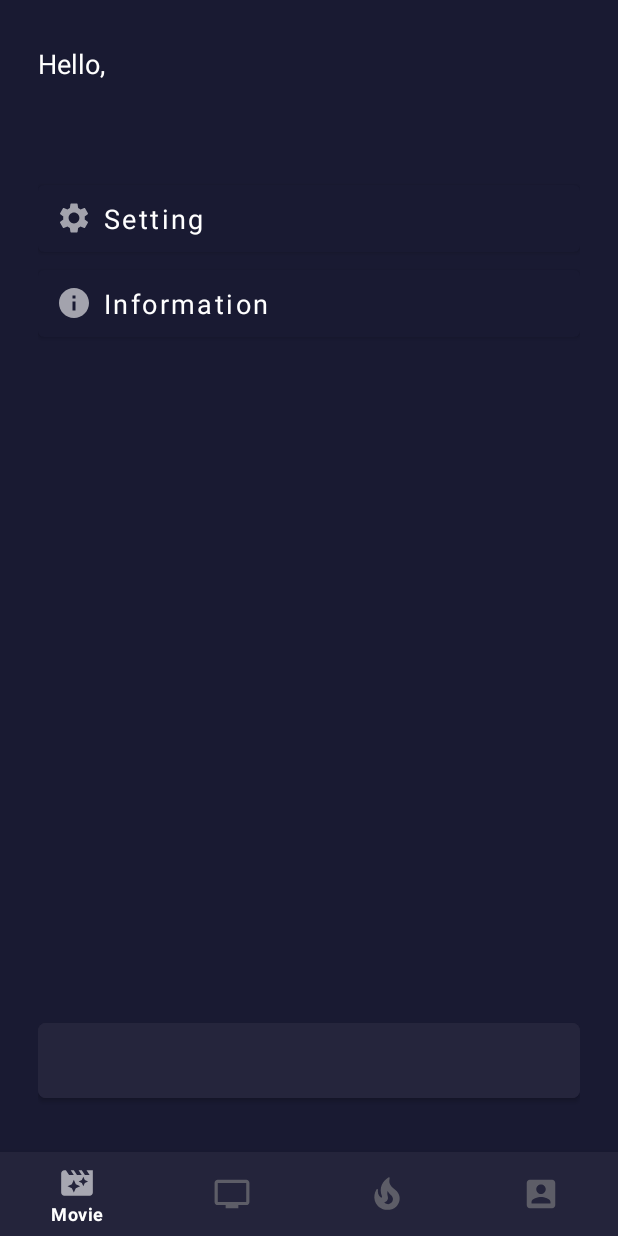
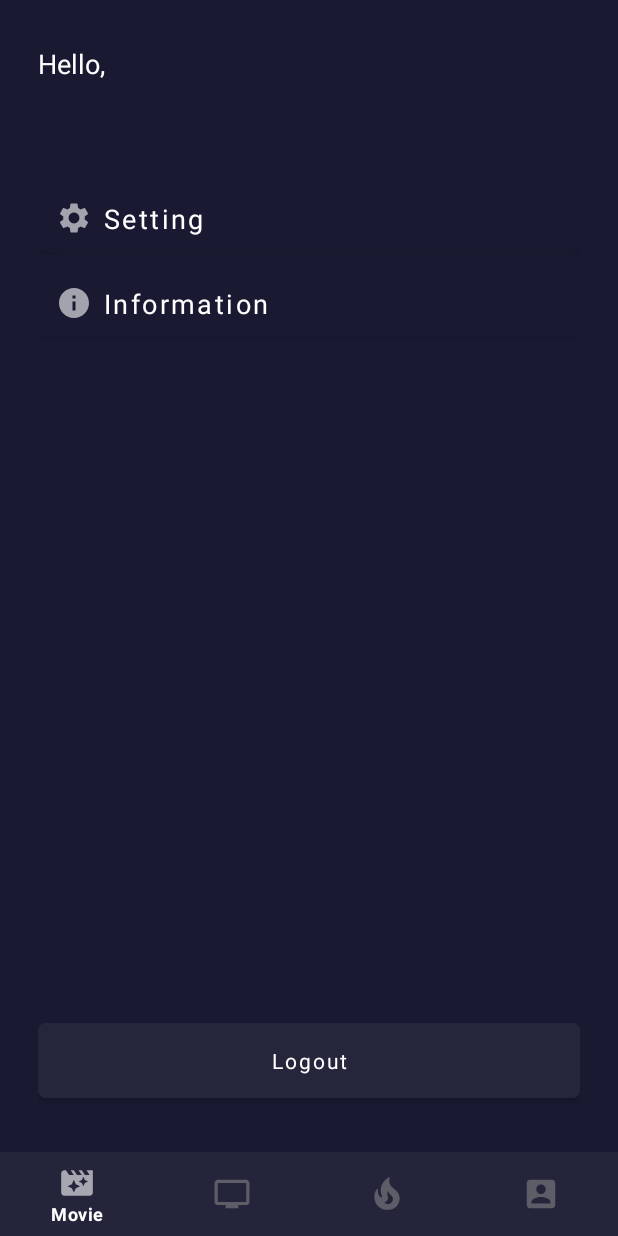
Before and after one commit to dekathomas/android-movie-mini-project, an Android app: the fragment ProfileFragment placed in its activity, on a phone screen of 412 x 824 dp. Run offline under Robolectric (Android 15) with nearby library versions, the phone set to English and light mode, and no system bars; our stand-ins replace Room's generated code; Roboto replaces fonts that are not available here; 1 statement that could not run was skipped.

Commit message:
Add logout text

```diff
--- a/app/src/main/res/layout/fragment_profile.xml
+++ b/app/src/main/res/layout/fragment_profile.xml
@@ -77,7 +77,7 @@
         android:fontFamily="@font/roboto"
         android:paddingTop="15dp"
         android:paddingBottom="15dp"
-        android:text=""
+        android:text="@string/logout"
         android:textAllCaps="false"
         app:cornerRadius="5dp"
         app:layout_constraintBottom_toBottomOf="parent" />
```
